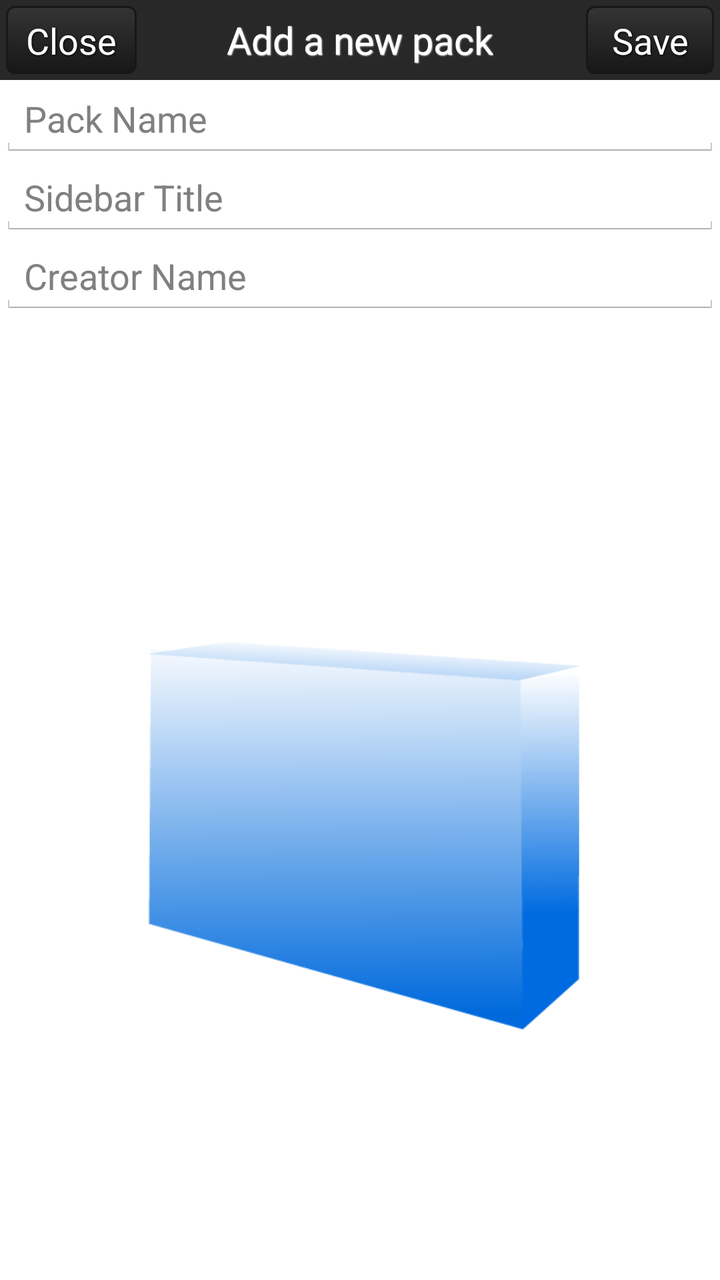
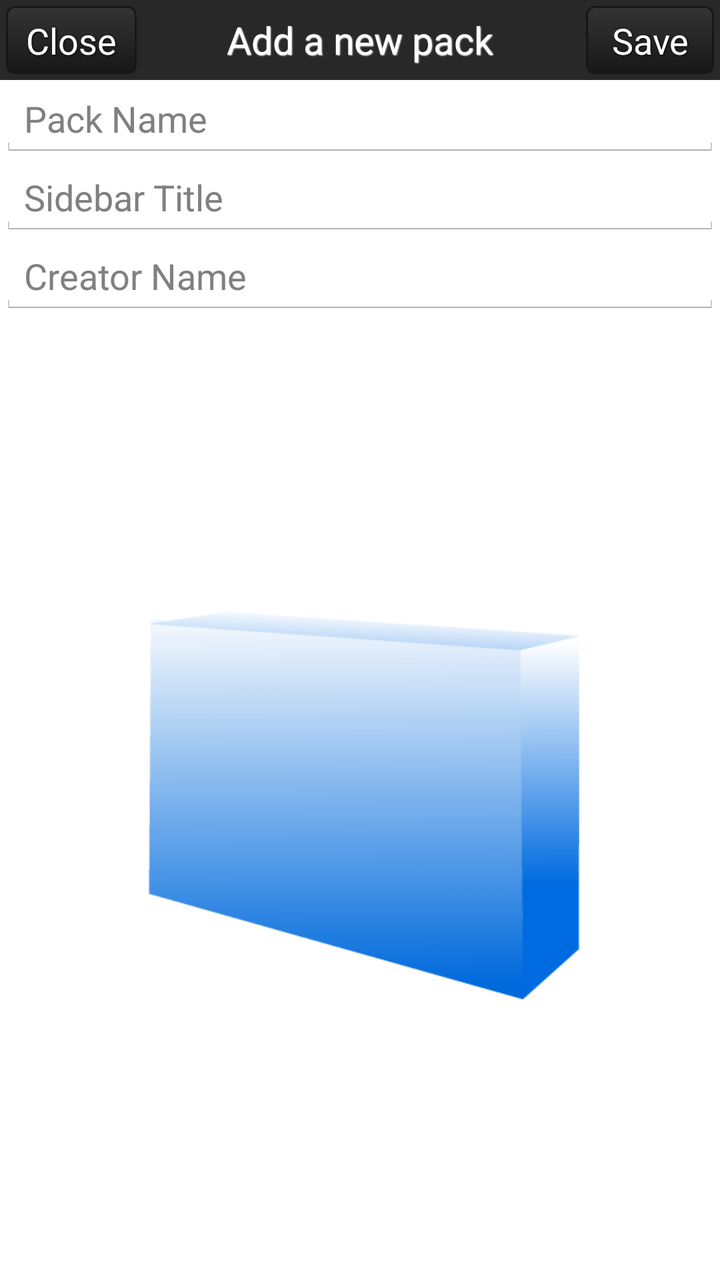

An Android layout rendered at two revisions. The XML below is the earlier revision; the diff shows what the commit changed to produce the second picture.
<!-- AndroidManifest.xml: application theme AppTheme -->
<!-- res/layout/fragment_add_pack.xml -->
<?xml version="1.0" encoding="utf-8"?>
<LinearLayout xmlns:android="http://schemas.android.com/apk/res/android"
    android:layout_width="0dp"
    android:layout_weight="75"
    android:layout_height="fill_parent"
    android:orientation="vertical" >
    
    <include layout="@layout/dialog_header" />

    <LinearLayout
        android:layout_width="match_parent"
        android:layout_height="match_parent"
        android:orientation="vertical" >

        <EditText
            android:id="@+id/fragment_add_pack_pack_name"
            android:layout_width="match_parent"
            android:layout_height="wrap_content"
            android:hint="Pack Name"
            android:ems="10" >
        </EditText>

        <EditText
            android:id="@+id/fragment_add_pack_sidebar_title"
            android:layout_width="match_parent"
            android:layout_height="wrap_content"
            android:hint="Sidebar Title"
            android:ems="10" />

        <EditText
            android:id="@+id/fragment_add_pack_creator"
            android:layout_width="match_parent"
            android:layout_height="wrap_content"
            android:hint="Creator Name"
            android:ems="10" />

        <ImageView
            android:id="@+id/fragment_add_pack_coverImage"
            android:layout_width="fill_parent"
            android:layout_height="fill_parent"
            android:layout_gravity="center"
            android:layout_marginLeft="50dp"
            android:layout_marginRight="50dp"
            android:layout_marginTop="30dp"
            android:scaleType="centerInside"
            android:src="@drawable/pack_cover_default_image" />
    </LinearLayout>

</LinearLayout>
<!-- res/layout/dialog_header.xml (included above) -->
<?xml version="1.0" encoding="utf-8"?>
<FrameLayout xmlns:android="http://schemas.android.com/apk/res/android"
	android:id="@+id/main_relativelayout_header" 
  	android:layout_width="fill_parent"
  	android:layout_height="40dip"
  	android:background="@drawable/dialog_head_bg">
  	
    <Button
    	android:id="@+id/dialog_head_close_btn"
  		android:layout_width="wrap_content"
		android:layout_height="wrap_content"
        android:layout_gravity="left"
		android:layout_marginLeft="5.0dip"
        android:background="@drawable/blackbutton"
        style="@style/BlackButtonText"
        android:text="Close"/>
    
    <TextView
        android:id="@+id/dialog_title"
        style="@style/dialog_head_title"
		android:layout_gravity="center"
		android:text="Add a new pack"/>

    
    <Button
    	android:id="@+id/dialog_head_save_btn"
  		android:layout_width="wrap_content"
		android:layout_height="wrap_content"
        android:layout_gravity="right"
		android:layout_marginRight="5.0dip"
        android:background="@drawable/blackbutton"
        style="@style/BlackButtonText"
		android:text="Save"/>
</FrameLayout>
<!-- resources referenced by this layout -->
<resources>
  <!-- drawable blackbutton (drawable) -->
  <?xml version="1.0" encoding="utf-8"?>
  <selector xmlns:android="http://schemas.android.com/apk/res/android">
      <item android:state_pressed="true" >
          <shape>
              <solid
                      android:color="#343434" />
              <stroke
                      android:width="1dp"
                      android:color="#171717" />
              <corners
                      android:radius="3dp" />
              <padding
                      android:left="10dp"
                      android:top="5dp"
                      android:right="10dp"
                      android:bottom="5dp" />
          </shape>
      </item>
      <item>
          <shape>
              <gradient
                      android:startColor="#343434"
                      android:endColor="#171717"
                      android:angle="270" />
              <stroke
                      android:width="1dp"
                      android:color="#171717" />
              <corners
                      android:radius="4dp" />
              <padding
                      android:left="10dp"
                      android:top="5dp"
                      android:right="10dp"
                      android:bottom="5dp" />
          </shape>
      </item>
  </selector>
  <!-- drawable dialog_head_bg: png bitmap (drawable, 1343 bytes) -->
  <!-- drawable pack_cover_default_image: png bitmap (drawable, 14475 bytes) -->
  <style name="BlackButtonText">
          <item name="android:layout_width">fill_parent</item>
          <item name="android:layout_height">wrap_content</item>
          <item name="android:textColor">#ffffff</item>
          <item name="android:gravity">center</item>
          <item name="android:layout_margin">3dp</item>
          <item name="android:textSize">18dp</item>
          <item name="android:textStyle">normal</item>
          <item name="android:shadowColor">#000000</item>
          <item name="android:shadowDx">1</item>
          <item name="android:shadowDy">1</item>
          <item name="android:shadowRadius">2</item>
      </style>
  <style name="dialog_head_title">
          <item name="android:layout_width">wrap_content</item>
  		<item name="android:layout_height">wrap_content</item>
  		<item name="android:textSize">@dimen/text_size_19</item>
  		<item name="android:textColor">@color/dialog_head_text</item>
  		<item name="android:textStyle">normal</item>
  		<item name="android:shadowColor">#ffffffff</item>
  		<item name="android:shadowDx">1</item>
  		<item name="android:shadowDy">1</item>
  		<item name="android:shadowRadius">1</item>
      </style>
  <style name="AppTheme" parent="AppBaseTheme">
          
      </style>
  <dimen name="text_size_19">19.0dip</dimen>
  <color name="dialog_head_text">#FFFFFF</color>
  <style name="AppBaseTheme" parent="android:Theme.Light">
          
      </style>
</resources>

<!-- the commit's change to res/layout/fragment_add_pack.xml (unified diff, before → after) -->
@@ -1,8 +1,7 @@
 <?xml version="1.0" encoding="utf-8"?>
 <LinearLayout xmlns:android="http://schemas.android.com/apk/res/android"
-    android:layout_width="0dp"
-    android:layout_weight="75"
     android:layout_height="fill_parent"
+    android:layout_width="fill_parent"
     android:orientation="vertical" >
     
     <include layout="@layout/dialog_header" />
@@ -42,6 +41,7 @@
             android:layout_marginLeft="50dp"
             android:layout_marginRight="50dp"
             android:layout_marginTop="30dp"
+            android:layout_marginBottom="30dp"
             android:scaleType="centerInside"
             android:src="@drawable/pack_cover_default_image" />
     </LinearLayout>
